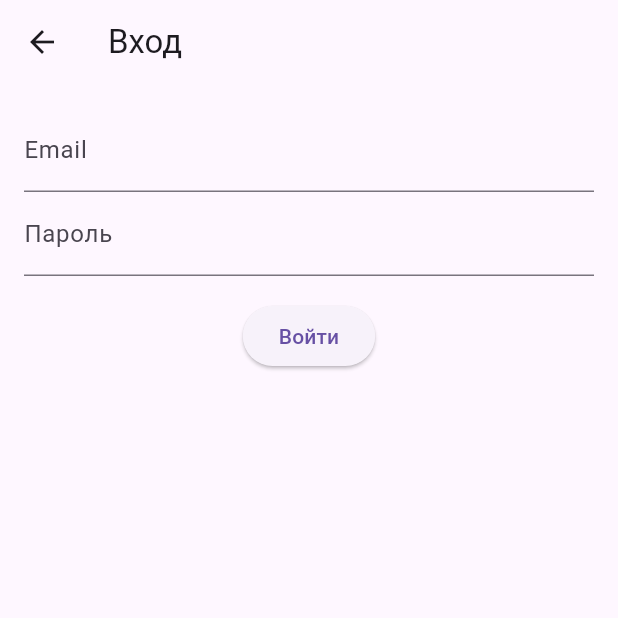
After one commit to rewwea/fluttertalk, a Flutter app: the screen it shows after launch, after a tap on "Войти", on a phone screen of 412 x 824 dp, the top half of it. The commit adds this screen. Run offline on Flutter 3.47's test engine with Material 3 defaults, Android fonts, the light colour scheme and no system bars; our stand-ins replace flutter_secure_storage, sqflite; accounts and stored records are empty.

Commit message:
feat: implement user authentication with registration and login functionality

```diff
--- /dev/null
+++ b/lib/database_helper.dart
@@ -0,0 +1,53 @@
+import 'package:sqflite/sqflite.dart';
+import 'package:path/path.dart';
+
+class DatabaseHelper {
+  static final DatabaseHelper _instance = DatabaseHelper._internal();
+  factory DatabaseHelper() => _instance;
+  DatabaseHelper._internal();
+
+  static Database? _database;
+
+  Future<Database> get database async {
+    if (_database != null) return _database!;
+    _database = await _initDb();
+    return _database!;
+  }
+
+  Future<Database> _initDb() async {
+    final dbPath = await getDatabasesPath();
+    final path = join(dbPath, 'users.db');
+
+    return await openDatabase(
+      path,
+      version: 1,
+      onCreate: (db, version) async {
+        await db.execute('''
+          CREATE TABLE users (
+            id INTEGER PRIMARY KEY,
+            email TEXT UNIQUE,
+            password TEXT
+          )
+        ''');
+      },
+    );
+  }
+
+  Future<int> insertUser(String email, String password) async {
+    final db = await database;
+    return await db.insert('users', {
+      'email': email,
+      'password': password,
+    });
+  }
+
+  Future<Map<String, dynamic>?> getUser(String email) async {
+    final db = await database;
+    final result = await db.query(
+      'users',
+      where: 'email = ?',
+      whereArgs: [email],
+    );
+    return result.isNotEmpty ? result.first : null;
+  }
+}
--- /dev/null
+++ b/lib/login_page.dart
@@ -0,0 +1,56 @@
+import 'package:flutter/material.dart';
+import 'package:flutter_secure_storage/flutter_secure_storage.dart';
+import 'database_helper.dart';
+import 'home_page.dart';
+
+class LoginPage extends StatelessWidget {
+  final _emailController = TextEditingController();
+  final _passwordController = TextEditingController();
+  final _storage = FlutterSecureStorage();
+  final dbHelper = DatabaseHelper();
+
+  @override
+  Widget build(BuildContext context) {
+    return Scaffold(
+      appBar: AppBar(title: Text('Вход')),
+      body: Padding(
+        padding: const EdgeInsets.all(16),
+        child: Column(
+          children: [
+            TextField(
+              controller: _emailController,
+              decoration: InputDecoration(labelText: 'Email'),
+            ),
+            TextField(
+              controller: _passwordController,
+              decoration: InputDecoration(labelText: 'Пароль'),
+              obscureText: true,
+            ),
+            SizedBox(height: 16),
+            ElevatedButton(
+              child: Text('Войти'),
+              onPressed: () async {
+                final email = _emailController.text;
+                final password = _passwordController.text;
+                final user = await dbHelper.getUser(email);
+
+                if (user != null && user['password'] == password) {
+                  await _storage.write(key: 'is_logged_in', value: 'true');
+
+                  Navigator.pushReplacement(
+                    context,
+                    MaterialPageRoute(builder: (_) => HomePage()),
+                  );
+                } else {
+                  ScaffoldMessenger.of(context).showSnackBar(
+                    SnackBar(content: Text('Неверный email или пароль')),
+                  );
+                }
+              },
+            ),
+          ],
+        ),
+      ),
+    );
+  }
+}
--- a/lib/main.dart
+++ b/lib/main.dart
@@ -1,5 +1,7 @@
 import 'package:flutter/material.dart';
-import 'registration_page.dart';
+import 'package:flutter_secure_storage/flutter_secure_storage.dart';
+import 'welcome_page.dart';
+import 'home_page.dart';
 
 void main() {
   runApp(const MyApp());
@@ -7,16 +9,26 @@ void main() {
 
 class MyApp extends StatelessWidget {
   const MyApp({super.key});
+  static final _storage = FlutterSecureStorage();
+
+  Future<bool> isLoggedIn() async {
+    final value = await _storage.read(key: 'is_logged_in');
+    return value == 'true';
+  }
 
   @override
   Widget build(BuildContext context) {
     return MaterialApp(
-      title: 'FlutTalk',
-      theme: ThemeData(
-        colorScheme: ColorScheme.fromSeed(seedColor: Colors.blue),
-        useMaterial3: true,
+      title: 'MyMessenger',
+      home: FutureBuilder<bool>(
+        future: isLoggedIn(),
+        builder: (context, snapshot) {
+          if (!snapshot.hasData) {
+            return const Scaffold(body: Center(child: CircularProgressIndicator()));
+          }
+          return snapshot.data! ? HomePage() : const WelcomePage();
+        },
       ),
-      home: const RegistrationPage(),
     );
   }
 }
--- /dev/null
+++ b/lib/welcome_page.dart
@@ -0,0 +1,40 @@
+import 'package:flutter/material.dart';
+import 'login_page.dart';
+import 'registration_page.dart';
+
+class WelcomePage extends StatelessWidget {
+  const WelcomePage({super.key});
+
+  @override
+  Widget build(BuildContext context) {
+    return Scaffold(
+      appBar: AppBar(title: const Text('Добро пожаловать')),
+      body: Center(
+        child: Column(
+          mainAxisAlignment: MainAxisAlignment.center,
+          children: [
+            ElevatedButton(
+              child: const Text('Войти'),
+              onPressed: () {
+                Navigator.push(
+                  context,
+                  MaterialPageRoute(builder: (_) => LoginPage()),
+                );
+              },
+            ),
+            const SizedBox(height: 16),
+            ElevatedButton(
+              child: const Text('Зарегистрироваться'),
+              onPressed: () {
+                Navigator.push(
+                  context,
+                  MaterialPageRoute(builder: (_) => RegistrationPage()),
+                );
+              },
+            ),
+          ],
+        ),
+      ),
+    );
+  }
+}
--- a/pubspec.yaml
+++ b/pubspec.yaml
@@ -10,6 +10,8 @@ dependencies:
   flutter:
     sdk: flutter
   flutter_secure_storage: ^9.2.4
+  sqflite: ^2.3.0
+  path: ^1.9.0
 
 dev_dependencies:
   flutter_test:
```
Also changed, not shown: lib/home_page.dart (added, +32 -0 lines), lib/registration_page.dart (+24 -8 lines), pubspec.lock, 2 other files.
